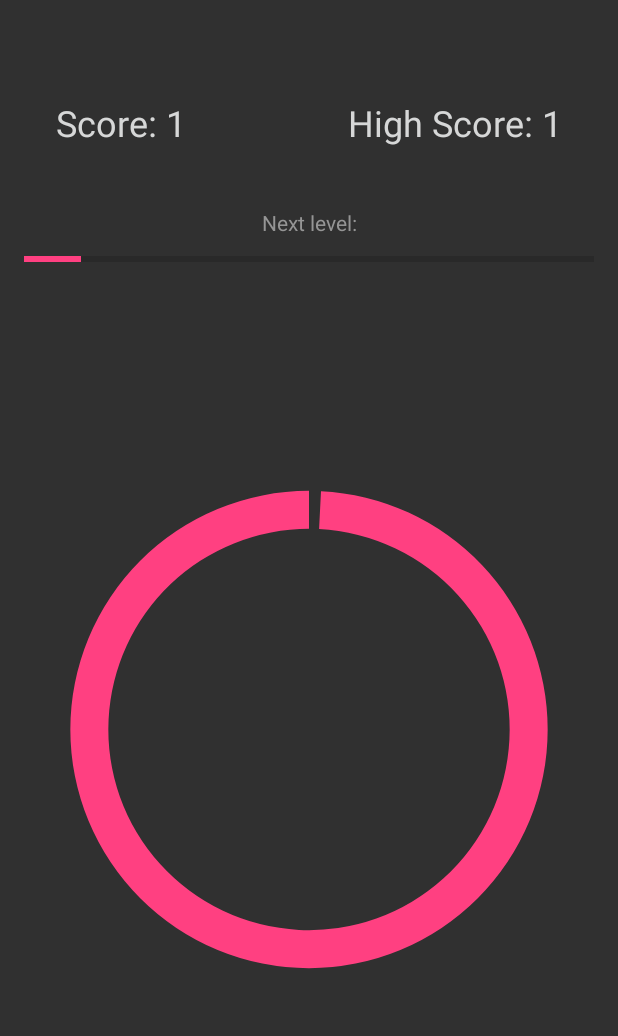
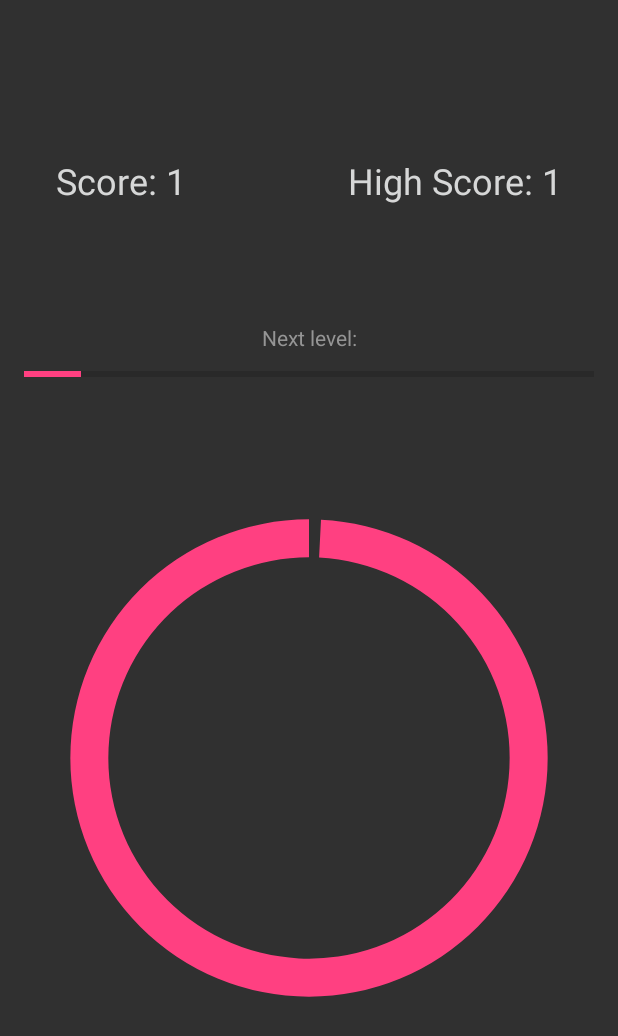
Before and after one commit to PatrykDampc/DivideBy3, an Android app: the MainActivity screen opened directly, with no data from a screen before it, on a phone screen of 412 x 824 dp. Shown: the top 1036 px of the screen. Run offline under Robolectric (Android 15) with nearby library versions, the phone set to English and light mode, and no system bars.

Commit message:
constraints fixed

```diff
--- a/app/src/main/res/layout/activity_main.xml
+++ b/app/src/main/res/layout/activity_main.xml
@@ -61,10 +61,10 @@
         android:id="@+id/regresBar"
         style="?android:attr/progressBarStyleHorizontal"
         android:layout_width="0dp"
-        android:layout_height="0dp"
+        android:layout_height="425dp"
         android:layout_alignParentBottom="true"
         android:layout_centerHorizontal="true"
-        android:layout_marginBottom="67dp"
+        android:layout_marginBottom="8dp"
         android:layout_marginEnd="5dp"
         android:layout_marginStart="5dp"
         android:layout_marginTop="216dp"
```
